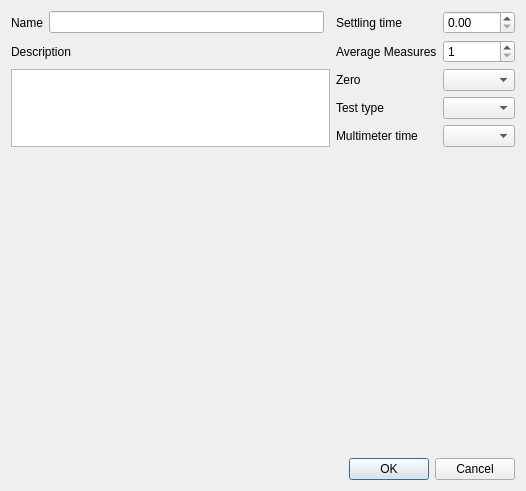
The window that measurementspreferences.ui (froque/AeroIST) describes before a commit, drawn with Qt 5.
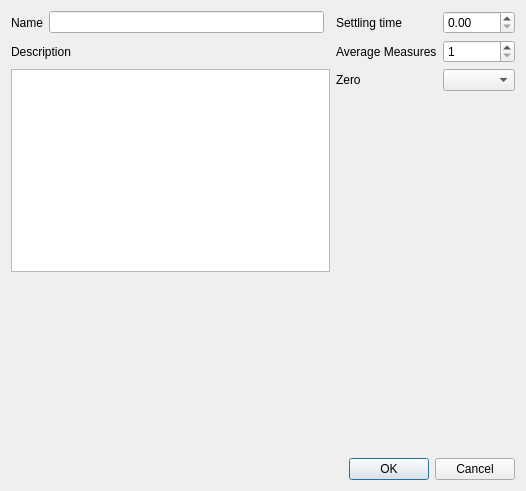
The same window after the commit.

Commit message:
added options to each variable save and load variable options in xml added configuration to measurements and zero preferences renamed some variable interface functions added test for relation between zero and measurement
TODO: order of variables
TODO: rethink layout of measurements and zero preferences

```diff
--- a/measurementspreferences.ui
+++ b/measurementspreferences.ui
@@ -52,7 +52,7 @@
      </property>
     </widget>
    </item>
-   <item row="2" column="0" rowspan="3" colspan="3">
+   <item row="2" column="0" rowspan="2" colspan="3">
     <widget class="QPlainTextEdit" name="plainTextEdit">
      <property name="tabChangesFocus">
       <bool>true</bool>
@@ -69,35 +69,7 @@
    <item row="2" column="4">
     <widget class="QComboBox" name="combo_zero"/>
    </item>
-   <item row="3" column="3">
-    <widget class="QLabel" name="labelMatrix">
-     <property name="text">
-      <string>Test type</string>
-     </property>
-    </widget>
-   </item>
-   <item row="3" column="4">
-    <widget class="QComboBox" name="combo_matrix">
-     <property name="toolTip">
-      <string>The type of test being made. Either in  midle section or bottom of the section</string>
-     </property>
-    </widget>
-   </item>
-   <item row="4" column="3">
-    <widget class="QLabel" name="labelDVMTime">
-     <property name="text">
-      <string>Multimeter time</string>
-     </property>
-    </widget>
-   </item>
-   <item row="4" column="4">
-    <widget class="QComboBox" name="combo_dvm_time">
-     <property name="currentIndex">
-      <number>-1</number>
-     </property>
-    </widget>
-   </item>
-   <item row="6" column="0" colspan="5">
+   <item row="5" column="0" colspan="5">
     <widget class="QDialogButtonBox" name="buttonBox">
      <property name="orientation">
       <enum>Qt::Horizontal</enum>
@@ -107,7 +79,7 @@
      </property>
     </widget>
    </item>
-   <item row="5" column="0" colspan="5">
+   <item row="4" column="0" colspan="5">
     <widget class="QWidget" name="widget" native="true"/>
    </item>
    <item row="0" column="1">
```
Left out of the diff: 2 changed lines with no effect on the pictures. The commit also changes 42 other files.
